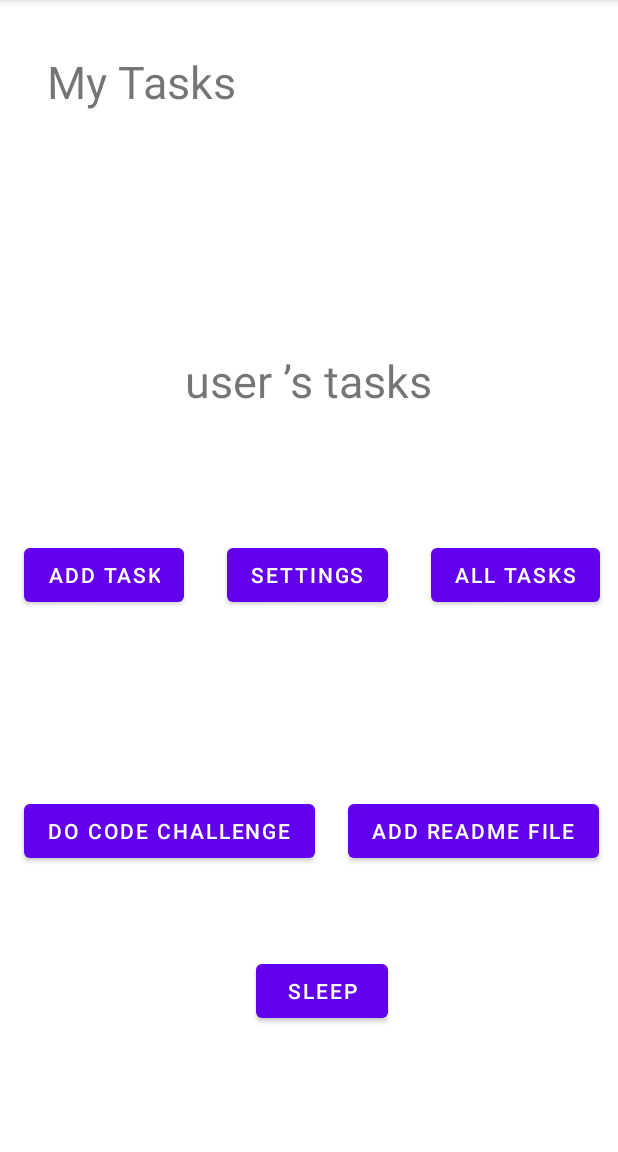
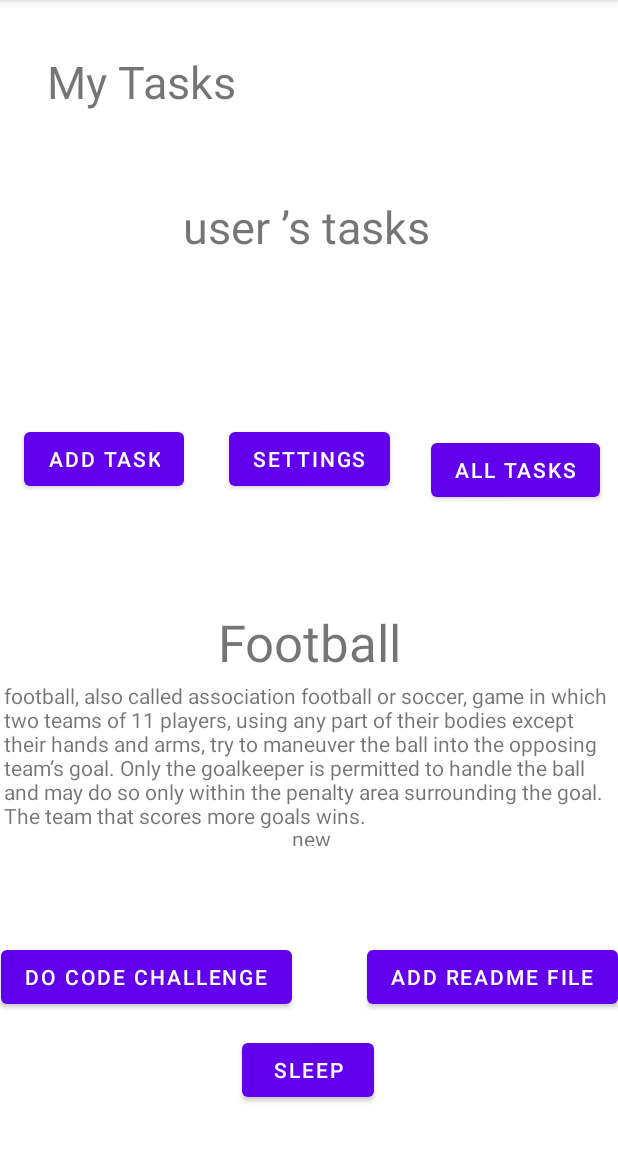
Before and after one commit to KhalilGhanem/taskmaster, an Android app: the screen it shows after launch (MainActivity), on a phone screen of 412 x 824 dp, the part 84-1236 px from its top. Run offline under Robolectric (Android 15) with nearby library versions, the phone set to English and light mode, and no system bars.

Commit message:
lab28 done

```diff
--- a/app/build.gradle
+++ b/app/build.gradle
@@ -33,6 +33,7 @@ dependencies {
     implementation 'androidx.appcompat:appcompat:1.3.1'
     implementation 'com.google.android.material:material:1.4.0'
     implementation 'androidx.constraintlayout:constraintlayout:2.0.4'
+    implementation 'androidx.legacy:legacy-support-v4:1.0.0'
     testImplementation 'junit:junit:4.+'
     androidTestImplementation 'androidx.test.ext:junit:1.1.3'
     androidTestImplementation 'androidx.test.espresso:espresso-core:3.4.0'
--- a/app/src/main/java/com/example/taskmaster/MainActivity.java
+++ b/app/src/main/java/com/example/taskmaster/MainActivity.java
@@ -1,6 +1,8 @@
 package com.example.taskmaster;
 
 import androidx.appcompat.app.AppCompatActivity;
+import androidx.recyclerview.widget.LinearLayoutManager;
+import androidx.recyclerview.widget.RecyclerView;
 
 import android.content.Intent;
 import android.content.SharedPreferences;
@@ -10,6 +12,9 @@ import android.view.View;
 import android.widget.Button;
 import android.widget.TextView;
 import android.widget.Toast;
+
+import java.util.ArrayList;
+import java.util.List;
 
 public class MainActivity extends AppCompatActivity {
 
@@ -34,6 +39,17 @@ public class MainActivity extends AppCompatActivity {
                 startActivity(gotToAllTasks);
             }
         });
+
+        // recyclerview
+        ArrayList<Task> allTasksList=new ArrayList<Task>();
+        allTasksList.add(new Task("Football","football, also called association football or soccer, game in which two teams of 11 players, using any part of their bodies except their hands and arms, try to maneuver the ball into the opposing team’s goal. Only the goalkeeper is permitted to handle the ball and may do so only within the penalty area surrounding the goal. The team that scores more goals wins.","new"));
+        allTasksList.add(new Task("Do Labs","Working on it...","in progress"));
+        allTasksList.add(new Task("Workout","planning for...","assigned"));
+
+        RecyclerView allTasksRecyclerView=findViewById(R.id.TasksListRecyclerView);
+        allTasksRecyclerView.setLayoutManager(new LinearLayoutManager(this));
+        allTasksRecyclerView.setAdapter(new TaskAdapter(allTasksList,this));
+
     }
 
     @Override
--- /dev/null
+++ b/app/src/main/java/com/example/taskmaster/Task.java
@@ -0,0 +1,11 @@
+package com.example.taskmaster;
+
+public class Task {
+    public String title,body,state ;
+
+    public Task(String title, String body, String state) {
+        this.title = title;
+        this.body = body;
+        this.state = state;
+    }
+}
--- /dev/null
+++ b/app/src/main/java/com/example/taskmaster/TaskAdapter.java
@@ -0,0 +1,77 @@
+package com.example.taskmaster;
+
+import android.content.Context;
+import android.content.Intent;
+import android.view.LayoutInflater;
+import android.view.View;
+import android.view.ViewGroup;
+import android.widget.TextView;
+
+import androidx.annotation.NonNull;
+import androidx.recyclerview.widget.RecyclerView;
+
+import java.util.ArrayList;
+import java.util.List;
+ //RecyclerView.Adapter<StudentAdapter.StudentViewHolder>{
+public class TaskAdapter extends RecyclerView.Adapter<TaskAdapter.TaskViewHolder> {
+
+    List<Task> allTasks=new ArrayList<Task>();
+    Context context;
+
+    public TaskAdapter(List<Task> allTasks, Context context) {
+        this.allTasks = allTasks;
+        this.context=context;
+    }
+
+
+     public static class TaskViewHolder extends RecyclerView.ViewHolder {
+        public Task task;
+
+        View itemView;
+
+        public TaskViewHolder(@NonNull View itemView){
+            super(itemView);
+            this.itemView=itemView;
+        }
+    }
+
+     @NonNull
+     @Override
+     public TaskViewHolder onCreateViewHolder(@NonNull  ViewGroup parent, int viewType) {
+        View view= LayoutInflater.from(parent.getContext()).inflate(R.layout.fragment_task,parent,false);
+        TaskViewHolder taskViewHolder=new TaskViewHolder(view);
+        //action listeners
+         // view.setOnClickListener(); --> have an intent
+         return taskViewHolder;
+     }
+
+     @Override
+     public void onBindViewHolder(@NonNull TaskAdapter.TaskViewHolder holder, int position) {
+       holder.task=allTasks.get(position);
+
+         TextView taskTitle=holder.itemView.findViewById(R.id.taskTitleInFragment);
+         TextView taskBody=holder.itemView.findViewById(R.id.taskBodyInFragment);
+         TextView taskState=holder.itemView.findViewById(R.id.taskStateInFragment);
+
+         taskTitle.setText(holder.task.title);
+         taskBody.setText(holder.task.body);
+         taskState.setText(holder.task.state);
+
+         holder.itemView.setOnClickListener(new View.OnClickListener() {
+             @Override
+             public void onClick(View view) {
+                 Intent intent=new Intent(context,TaskDetail.class);
+                 intent.putExtra("title",holder.task.title);
+                 intent.putExtra("body",holder.task.body);
+                 intent.putExtra("state",holder.task.state);
+                 context.startActivity(intent);
+             }
+         });
+
+     }
+
+     @Override
+     public int getItemCount() {
+         return allTasks.size();
+     }
+}
--- a/app/src/main/res/layout/activity_main.xml
+++ b/app/src/main/res/layout/activity_main.xml
@@ -29,7 +29,7 @@
         app:layout_constraintHorizontal_bias="0.052"
         app:layout_constraintStart_toStartOf="parent"
         app:layout_constraintTop_toTopOf="parent"
-        app:layout_constraintVertical_bias="0.499" />
+        app:layout_constraintVertical_bias="0.392" />
 
     <Button
         android:id="@+id/button2"
@@ -41,7 +41,7 @@
         app:layout_constraintHorizontal_bias="0.959"
         app:layout_constraintStart_toStartOf="parent"
         app:layout_constraintTop_toTopOf="parent"
-        app:layout_constraintVertical_bias="0.499" />
+        app:layout_constraintVertical_bias="0.402" />
 
     <Button
         android:id="@+id/SettingsButton"
@@ -50,10 +50,9 @@
         android:text="Settings"
         app:layout_constraintBottom_toBottomOf="parent"
         app:layout_constraintEnd_toEndOf="parent"
-        app:layout_constraintHorizontal_bias="0.496"
         app:layout_constraintStart_toStartOf="parent"
         app:layout_constraintTop_toTopOf="parent"
-        app:layout_constraintVertical_bias="0.499" />
+        app:layout_constraintVertical_bias="0.392" />
 
     <Button
         android:id="@+id/DoCCButton"
@@ -62,10 +61,10 @@
         android:text="Do code challenge"
         app:layout_constraintBottom_toBottomOf="parent"
         app:layout_constraintEnd_toEndOf="parent"
-        app:layout_constraintHorizontal_bias="0.074"
+        app:layout_constraintHorizontal_bias="0.004"
         app:layout_constraintStart_toStartOf="parent"
         app:layout_constraintTop_toTopOf="parent"
-        app:layout_constraintVertical_bias="0.736" />
+        app:layout_constraintVertical_bias="0.871" />
 
     <Button
         android:id="@+id/AddReadmeButton"
@@ -74,10 +73,10 @@
         android:text="Add README File"
         app:layout_constraintBottom_toBottomOf="parent"
         app:layout_constraintEnd_toEndOf="parent"
-        app:layout_constraintHorizontal_bias="0.949"
+        app:layout_constraintHorizontal_bias="1.0"
         app:layout_constraintStart_toStartOf="parent"
         app:layout_constraintTop_toTopOf="parent"
-        app:layout_constraintVertical_bias="0.736" />
+        app:layout_constraintVertical_bias="0.871" />
 
     <Button
         android:id="@+id/SleepButton"
@@ -86,10 +85,10 @@
         android:text="Sleep"
         app:layout_constraintBottom_toBottomOf="parent"
         app:layout_constraintEnd_toEndOf="parent"
-        app:layout_constraintHorizontal_bias="0.526"
+        app:layout_constraintHorizontal_bias="0.498"
         app:layout_constraintStart_toStartOf="parent"
         app:layout_constraintTop_toTopOf="parent"
-        app:layout_constraintVertical_bias="0.884" />
+        app:layout_constraintVertical_bias="0.957" />
 
     <TextView
         android:id="@+id/userTasksView"
@@ -99,8 +98,19 @@
         android:textSize="30sp"
         app:layout_constraintBottom_toBottomOf="parent"
         app:layout_constraintEnd_toEndOf="parent"
-        app:layout_constraintHorizontal_bias="0.498"
+        app:layout_constraintHorizontal_bias="0.494"
         app:layout_constraintStart_toStartOf="parent"
         app:layout_constraintTop_toTopOf="parent"
-        app:layout_constraintVertical_bias="0.321" />
+        app:layout_constraintVertical_bias="0.18" />
+
+    <androidx.recyclerview.widget.RecyclerView
+        android:id="@+id/TasksListRecyclerView"
+        android:layout_width="409dp"
+        android:layout_height="174dp"
+        app:layout_constraintBottom_toBottomOf="parent"
+        app:layout_constraintEnd_toEndOf="parent"
+        app:layout_constraintHorizontal_bias="1.0"
+        app:layout_constraintStart_toStartOf="parent"
+        app:layout_constraintTop_toTopOf="parent"
+        app:layout_constraintVertical_bias="0.657" />
 </androidx.constraintlayout.widget.ConstraintLayout>
--- /dev/null
+++ b/app/src/main/res/layout/fragment_task.xml
@@ -0,0 +1,48 @@
+<?xml version="1.0" encoding="utf-8"?>
+<FrameLayout xmlns:android="http://schemas.android.com/apk/res/android"
+    xmlns:app="http://schemas.android.com/apk/res-auto"
+    xmlns:tools="http://schemas.android.com/tools"
+    android:layout_width="match_parent"
+    android:layout_height="match_parent"
+    tools:context=".taskFragment">
+
+    <androidx.constraintlayout.widget.ConstraintLayout
+        android:layout_width="match_parent"
+        android:layout_height="match_parent">
+
+        <TextView
+            android:id="@+id/taskTitleInFragment"
+            android:layout_width="wrap_content"
+            android:layout_height="wrap_content"
+            android:text="title"
+            android:textSize="34sp"
+            app:layout_constraintBottom_toBottomOf="parent"
+            app:layout_constraintEnd_toEndOf="parent"
+            app:layout_constraintHorizontal_bias="0.498"
+            app:layout_constraintStart_toStartOf="parent"
+            app:layout_constraintTop_toTopOf="parent"
+            app:layout_constraintVertical_bias="0.12" />
+
+        <TextView
+            android:id="@+id/taskBodyInFragment"
+            android:layout_width="wrap_content"
+            android:layout_height="wrap_content"
+            android:text="TextView"
+            app:layout_constraintBottom_toBottomOf="parent"
+            app:layout_constraintEnd_toEndOf="parent"
+            app:layout_constraintHorizontal_bias="0.501"
+            app:layout_constraintStart_toStartOf="parent"
+            app:layout_constraintTop_toBottomOf="@+id/taskTitleInFragment"
+            app:layout_constraintVertical_bias="0.252" />
+
+        <TextView
+            android:id="@+id/taskStateInFragment"
+            android:layout_width="wrap_content"
+            android:layout_height="wrap_content"
+            android:text="TextView"
+            app:layout_constraintBottom_toBottomOf="parent"
+            app:layout_constraintEnd_toEndOf="parent"
+            app:layout_constraintStart_toStartOf="parent"
+            app:layout_constraintTop_toBottomOf="@+id/taskBodyInFragment" />
+    </androidx.constraintlayout.widget.ConstraintLayout>
+</FrameLayout>
--- a/app/src/main/res/values/strings.xml
+++ b/app/src/main/res/values/strings.xml
@@ -1,3 +1,5 @@
 <resources>
     <string name="app_name">taskmaster</string>
+    <!-- TODO: Remove or change this placeholder text -->
+    <string name="hello_blank_fragment">Hello blank fragment</string>
 </resources>
```
Also changed, not shown: app/src/main/java/com/example/taskmaster/TaskDetail.java (+26 -0 lines), app/src/main/java/com/example/taskmaster/taskFragment.java (added, +69 -0 lines), app/src/main/res/layout/activity_task_detail.xml (+30 -5 lines), 3 other files.
